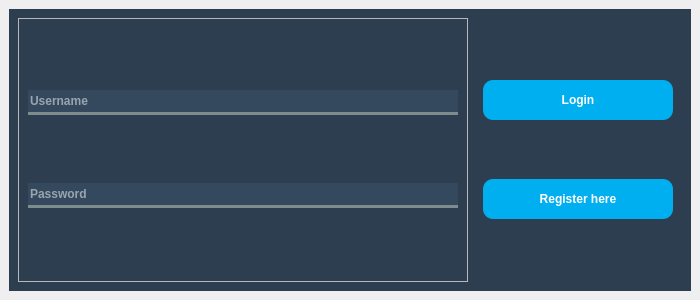
Old version of the form frontend/Login.ui in the repository nhatlam96/gui-xtraktor.
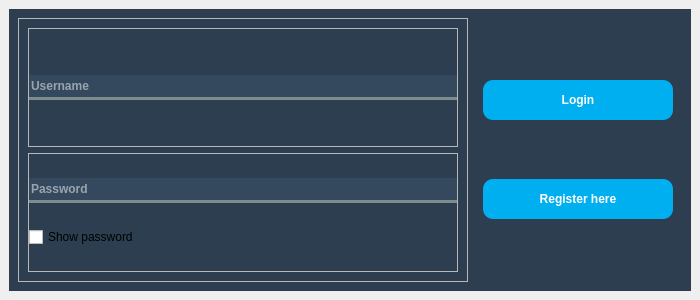
New version of the form.

Commit message: Show password bei Login.ui

```diff
--- a/frontend/Login.ui
+++ b/frontend/Login.ui
@@ -29,7 +29,7 @@
    <string notr="true"/>
   </property>
   <widget class="QWidget" name="centralwidget">
-   <layout class="QVBoxLayout" name="verticalLayout_3">
+   <layout class="QHBoxLayout" name="horizontalLayout_2">
     <item>
      <widget class="QFrame" name="frame">
       <property name="maximumSize">
@@ -60,6 +60,30 @@
          </property>
          <layout class="QVBoxLayout" name="verticalLayout">
           <item>
+           <widget class="QFrame" name="frame_5">
+            <property name="frameShape">
+             <enum>QFrame::StyledPanel</enum>
+            </property>
+            <property name="frameShadow">
+             <enum>QFrame::Raised</enum>
+            </property>
+            <layout class="QHBoxLayout" name="horizontalLayout_3">
+             <property name="spacing">
+              <number>0</number>
+             </property>
+             <property name="leftMargin">
+              <number>0</number>
+             </property>
+             <property name="topMargin">
+              <number>0</number>
+             </property>
+             <property name="rightMargin">
+              <number>0</number>
+             </property>
+             <property name="bottomMargin">
+              <number>0</number>
+             </property>
+             <item>
            <widget class="QLineEdit" name="usernameLineEdit">
             <property name="minimumSize">
              <size>
@@ -89,6 +113,33 @@
             </property>
            </widget>
           </item>
+            </layout>
+           </widget>
+          </item>
+          <item>
+           <widget class="QFrame" name="frame_4">
+            <property name="frameShape">
+             <enum>QFrame::StyledPanel</enum>
+            </property>
+            <property name="frameShadow">
+             <enum>QFrame::Raised</enum>
+            </property>
+            <layout class="QVBoxLayout" name="verticalLayout_3">
+             <property name="spacing">
+              <number>0</number>
+             </property>
+             <property name="leftMargin">
+              <number>0</number>
+             </property>
+             <property name="topMargin">
+              <number>0</number>
+             </property>
+             <property name="rightMargin">
+              <number>0</number>
+             </property>
+             <property name="bottomMargin">
+              <number>0</number>
+             </property>
           <item>
            <widget class="QLineEdit" name="passwordLineEdit">
             <property name="minimumSize">
@@ -117,6 +168,16 @@
             <property name="placeholderText">
              <string>Password</string>
             </property>
+              </widget>
+             </item>
+             <item>
+              <widget class="QCheckBox" name="showPasswordCheckBox">
+               <property name="text">
+                <string>Show password</string>
+               </property>
+              </widget>
+             </item>
+            </layout>
            </widget>
           </item>
          </layout>
```
Lines whose indentation alone changed are shown as unchanged. The commit also changes 1 other file.
